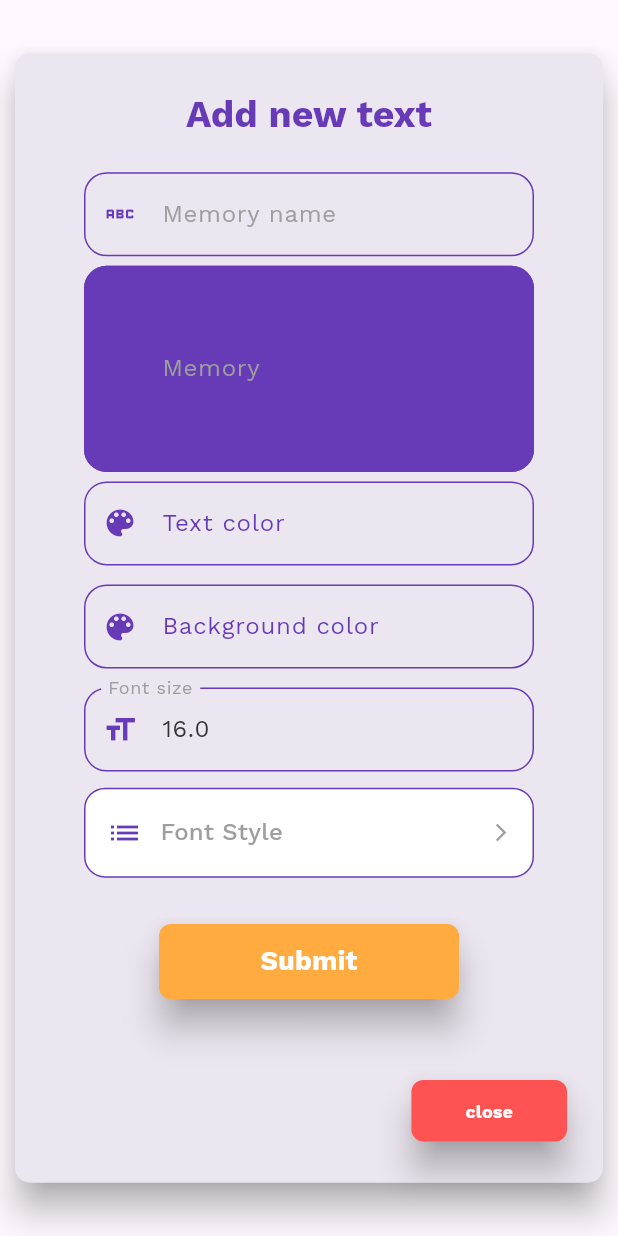
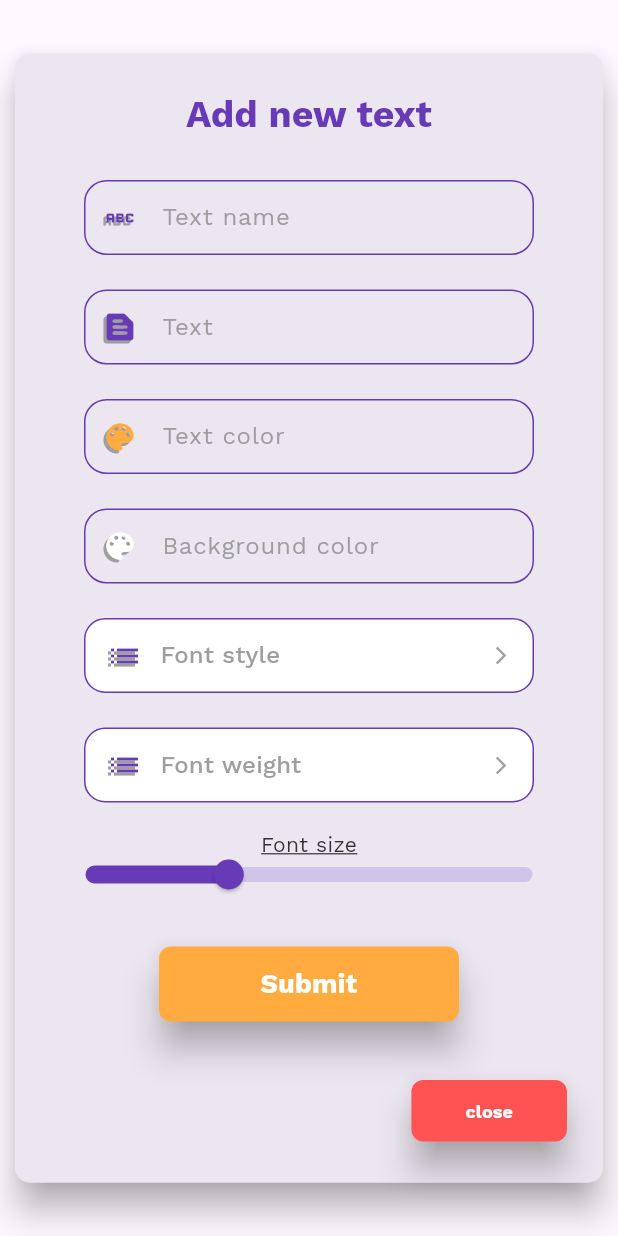
Before and after one commit to SadraMoghadam/TripTales, a Flutter app: the CreateTextPage widget shown alone on an empty page, opened directly, on a phone screen of 412 x 824 dp. Run offline on Flutter 3.47's test engine with Material 3 defaults, Android fonts, the phone set to English and light mode, and no system bars; drawn by our look-alikes of dropdown_button2; our stand-ins replace firebase_core, flutter_colorpicker, image_cropper, image_picker, lottie, video_player; missing offline and left inert: matrix_gesture_detector; accounts and stored records are empty; network calls fail.

Commit message:
Add text page finished. Updated text_field and dropdown_button

```diff
--- a/lib/src/pages/create_text_page.dart
+++ b/lib/src/pages/create_text_page.dart
@@ -21,9 +21,9 @@ class _CreateTextPageState extends State<CreateTextPage> {
   late final TextEditingController _textController;
   late final TextEditingController _colorController;
   late final TextEditingController _backgroundColorController;
-  late final TextEditingController _fontSizeController;
-  Color _selectedColor = AppColors.main1;
-  Color _selectedBackgroundColor = AppColors.main1;
+  double _fontSize = 16;
+  Color _selectedColor = AppColors.main2;
+  Color _selectedBackgroundColor = Colors.white;
 
   // late final TextEditingController _passwordController;
 
@@ -36,7 +36,6 @@ class _CreateTextPageState extends State<CreateTextPage> {
     Navigator.of(context).pop();
   }
 
-
   void _showColorPicker(bool isColor) {
     showDialog(
       context: context,
@@ -48,7 +47,7 @@ class _CreateTextPageState extends State<CreateTextPage> {
               pickerColor: isColor ? _selectedColor : _selectedBackgroundColor,
               onColorChanged: (color) {
                 setState(() {
-                  if(isColor)
+                  if (isColor)
                     _selectedColor = color;
                   else
                     _selectedBackgroundColor = color;
@@ -87,12 +86,7 @@ class _CreateTextPageState extends State<CreateTextPage> {
       });
     _backgroundColorController = TextEditingController()
       ..addListener(() {
-        if (_selectedBackgroundColor == Colors.white)
-        setState(() {});
-      });
-    _fontSizeController = TextEditingController(text: "16.0")
-      ..addListener(() {
-        setState(() {});
+        if (_selectedBackgroundColor == Colors.white) setState(() {});
       });
     super.initState();
   }
@@ -147,8 +141,8 @@ class _CreateTextPageState extends State<CreateTextPage> {
                   child: Center(
                     child: CustomTextField(
                       controller: _nameController,
-                      labelText: 'Memory name',
-                      hintText: 'Enter your memory name',
+                      labelText: 'Text name',
+                      hintText: 'Enter your text name',
                       prefixIcon: Icons.abc,
                       obscureText: false,
                       keyboardType: TextInputType.name,
@@ -157,23 +151,19 @@ class _CreateTextPageState extends State<CreateTextPage> {
                     ),
                   )),
               Flexible(
-                  flex: 4,
+                  flex: 2,
                   fit: FlexFit.tight,
                   child: Center(
                     child: CustomTextField(
                       controller: _textController,
-                      labelText: 'Memory',
-                      hintText: 'Enter your memory',
+                      labelText: 'Text',
+                      hintText: 'Enter your text',
                       prefixIcon: Icons.text_snippet_rounded,
                       obscureText: false,
                       maxLines: 5,
                       keyboardType: TextInputType.multiline,
                       textInputAction: TextInputAction.newline,
                       validator: _validator.nameValidator,
-                      filled: true,
-                      fillColor: _selectedBackgroundColor,
-                      textColor: _selectedColor,
-                      fontSize: _fontSizeController.text.isEmpty ? 16.0 : double.parse(_fontSizeController.text),
                     ),
                   )),
               Flexible(
@@ -184,8 +174,8 @@ class _CreateTextPageState extends State<CreateTextPage> {
                     controller: _colorController,
                     labelText: 'Text color',
                     hintText: 'Text color',
-                    labelTextColor: _selectedColor,
-                    hintTextColor: _selectedColor,
+                    // labelTextColor: _selectedColor,
+                    // hintTextColor: _selectedColor,
                     readOnly: true,
                     iconColor: _selectedColor,
                     onTap: () => _showColorPicker(true),
@@ -204,8 +194,8 @@ class _CreateTextPageState extends State<CreateTextPage> {
                     controller: _backgroundColorController,
                     labelText: 'Background color',
                     hintText: 'Background color',
-                    labelTextColor: _selectedBackgroundColor,
-                    hintTextColor: _selectedBackgroundColor,
+                    // labelTextColor: _selectedBackgroundColor,
+                    // hintTextColor: _selectedBackgroundColor,
                     readOnly: true,
                     iconColor: _selectedBackgroundColor,
                     onTap: () => _showColorPicker(false),
@@ -217,32 +207,86 @@ class _CreateTextPageState extends State<CreateTextPage> {
                 ),
               ),
               Flexible(
-                  flex: 2,
-                  fit: FlexFit.tight,
-                  child: Center(
-                    child: CustomTextField(
-                      controller: _fontSizeController,
-                      labelText: 'Font size',
-                      hintText: 'Enter the font size',
-                      prefixIcon: Icons.format_size,
-                      obscureText: false,
-                      keyboardType: TextInputType.number,
-                      textInputAction: TextInputAction.next,
-                      validator: _validator.nameValidator,
-                    ),
-                  )),
+                flex: 2,
+                fit: FlexFit.tight,
+                child: Center(
+                  child: CustomDropdownButton(
+                    label: 'Font style',
+                    items: ['Normal', 'Italic'],
+                  ),
+                ),
+              ),
               Flexible(
                 flex: 2,
                 fit: FlexFit.tight,
                 child: Center(
                   child: CustomDropdownButton(
-                    label: 'Font Style',
-                    items: ['Normal', 'Bold', 'Italic'],
+                    label: 'Font weight',
+                    items: ['XSmall', 'Small', 'Medium', 'Large', 'XLarge'],
                   ),
                 ),
               ),
               Flexible(
-                flex: 3,
+                flex: 2,
+                fit: FlexFit.tight,
+                child: Center(
+                  child: Container(
+                      width: 320,
+                      height: 60,
+                      child: Stack(
+                        alignment: Alignment.topCenter,
+                        children: [
+                          const Text("Font size", style: TextStyle(
+                            color: AppColors.text1,
+                            decoration: TextDecoration.underline
+
+                          )),
+                          SliderTheme(
+                            data: SliderThemeData(
+                                thumbColor: AppColors.main1,
+                                trackHeight: 10,
+                                trackShape: RoundedRectSliderTrackShape(),
+                                thumbShape: RoundSliderThumbShape(enabledThumbRadius: 10, pressedElevation: 10),
+                              inactiveTrackColor: AppColors.main1.shade100,
+                              activeTrackColor: AppColors.main1,
+                              overlayColor: AppColors.main1.shade200,
+                              overlayShape: RoundSliderThumbShape(enabledThumbRadius: 11, pressedElevation: 11),
+
+                            ),
+                            child: Slider(
+                            // thumbColor: AppColors.main1,
+                            // activeColor: AppColors.main1,
+                            // inactiveColor: AppColors.main1.shade100,
+                            value: _fontSize,
+                            min: 5,
+                            max: 40,
+                            divisions: 40 - 5,
+                            label: _fontSize.round().toString(),
+                            onChanged: (double value) {
+                              setState(() {
+                                _fontSize = value;
+                              });
+                            },
+                          ),)
+
+                        ],
+                      )
+                    //   child: CustomTextField(
+                    //     controller: _fontSizeController,
+                    //     labelText: 'Font size',
+                    //     hintText: 'Enter the font size',
+                    //     prefixIcon: Icons.format_size,
+                    //     obscureText: false,
+                    //     keyboardType: TextInputType.number,
+                    //     textInputAction: TextInputAction.next,
+                    //     validator: _validator.nameValidator,
+                    //   ),
+                    // )
+                  ),
+                ),
+              ),
+              Flexible(
+                flex: 2,
                 fit: FlexFit.tight,
                 child: Center(
                     child: CustomButton(
@@ -251,7 +295,7 @@ class _CreateTextPageState extends State<CreateTextPage> {
                         text: "Submit",
                         textColor: Colors.white,
                         onPressed: () => Navigator.of(context).pop())),
-              )
+              ),
             ],
           ),
         ),
--- a/lib/src/widgets/dropdown_button.dart
+++ b/lib/src/widgets/dropdown_button.dart
@@ -30,6 +30,7 @@ class _CustomDropdownButtonState extends State<CustomDropdownButton> {
               Icons.list,
               size: 24,
               color: AppColors.main1,
+                shadows: [Shadow(color: Colors.grey, offset: Offset(-2, 2))]
             ),
             const SizedBox(
               width: 12,
@@ -54,6 +55,7 @@ class _CustomDropdownButtonState extends State<CustomDropdownButton> {
                         Icons.list,
                         size: 24,
                         color: AppColors.main1,
+                        shadows: [Shadow(color: Colors.grey, offset: Offset(0, 3))]
                       ),
                       const SizedBox(
                         width: 12,
@@ -76,7 +78,7 @@ class _CustomDropdownButtonState extends State<CustomDropdownButton> {
           });
         },
         buttonStyleData: ButtonStyleData(
-          height: 60,
+          height: 50,
           width: 300,
           padding: const EdgeInsets.only(left: 14, right: 14),
           decoration: BoxDecoration(
@@ -89,7 +91,7 @@ class _CustomDropdownButtonState extends State<CustomDropdownButton> {
         ),
         iconStyleData: const IconStyleData(
           icon: Icon(
-            Icons.arrow_forward_ios_outlined,
+              Icons.arrow_forward_ios_outlined,
           ),
           iconSize: 14,
           iconEnabledColor: AppColors.text3,
--- a/lib/src/widgets/text_field.dart
+++ b/lib/src/widgets/text_field.dart
@@ -79,6 +79,7 @@ class _CustomTextFieldState extends State<CustomTextField> {
   @override
   Widget build(BuildContext context) {
     return SizedBox(
+      height: 50,
         width: 300,
         child: TextFormField(
           style: TextStyle(
@@ -103,7 +104,7 @@ class _CustomTextFieldState extends State<CustomTextField> {
             labelStyle: TextStyle(color: widget.labelTextColor),
             hintText: widget.hintText,
             hintStyle: TextStyle(color: widget.hintTextColor),
-            prefixIcon: Icon(widget.prefixIcon, color: widget.iconColor),
+            prefixIcon: Icon(widget.prefixIcon, color: widget.iconColor, shadows: [Shadow(color: Colors.grey, offset: Offset(-2, 2))]),
             suffixIcon: widget.isPassword
                 ? IconButton(
                     icon: Icon(widget.isPasswordVisible
```
